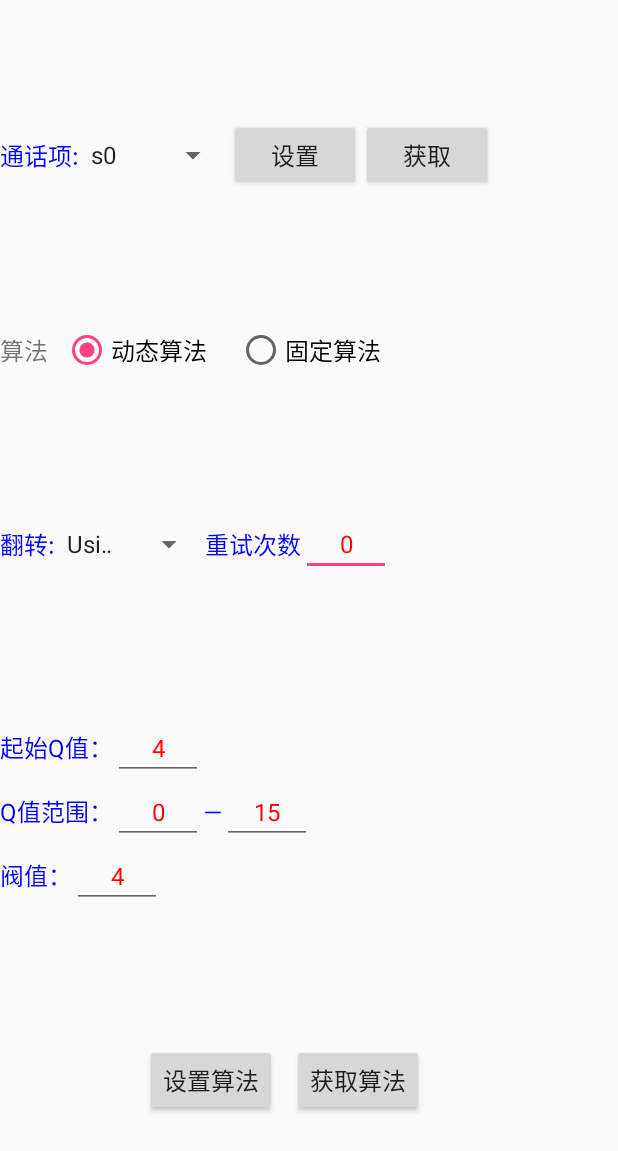
After one commit to SpeedataApp/UHF_AS_New, an Android app: the layout inventory_setting.xml on its own in the app's theme, with its tools: preview values and no code run, on a phone screen of 412 x 824 dp. The commit adds this screen. Shown: the top 1151 px of the screen. Run offline under Robolectric (Android 15) with nearby library versions, the phone set to English and light mode, and no system bars.

Commit message:
zzc:添加动态和固定算法功能，优化盘点卡顿挂死现象

```diff
--- a/app/build.gradle
+++ b/app/build.gradle
@@ -7,7 +7,7 @@ android {
         minSdkVersion 15
         targetSdkVersion 28
         versionCode 3
-        versionName "NEW2.0"
+        versionName "NEW2.1"
         ndk {
             // 设置支持的SO库架构
             abiFilters 'armeabi' //, 'x86', 'armeabi-v7a', 'x86_64', 'arm64-v8a'
@@ -38,7 +38,7 @@ dependencies {
     testImplementation 'junit:junit:4.12'
     api 'org.greenrobot:eventbus:3.0.0'
     //7.6.9
-    implementation 'com.github.speedatag:uhf:7.7.9'
+    implementation 'com.github.speedatag:uhf:7.8.0'
     api 'com.github.SpeedataG:Device:1.6.4'
     //引用超高频不需要引用下面
     api 'com.tencent.bugly:nativecrashreport:3.3.1'
--- /dev/null
+++ b/app/src/main/res/layout/inventory_setting.xml
@@ -0,0 +1,254 @@
+<?xml version="1.0" encoding="utf-8"?>
+<LinearLayout
+    xmlns:android="http://schemas.android.com/apk/res/android"
+    xmlns:app="http://schemas.android.com/apk/res-auto"
+    xmlns:tools="http://schemas.android.com/tools"
+    android:layout_width="380dp"
+    android:layout_height="match_parent"
+    android:orientation="vertical">
+
+
+    <LinearLayout
+        android:layout_width="match_parent"
+        android:layout_height="0dp"
+        android:layout_weight="1"
+        android:gravity="center_vertical"
+        android:orientation="horizontal">
+
+        <TextView
+            style="@style/TextBlueStyle"
+            android:text="通话项:"/>
+
+        <Spinner
+            android:id="@+id/sp_session"
+            style="@style/SpinnerDefaultStyle"
+            android:entries="@array/arr_Session"/>
+
+
+        <Button
+            android:id="@+id/set_session"
+            style="@style/ButtonStyle"
+            android:text="设置"/>
+
+        <Button
+            android:id="@+id/get_session"
+            style="@style/ButtonStyle"
+            android:text="获取"/>
+    </LinearLayout>
+
+
+    <LinearLayout
+        android:layout_width="match_parent"
+        android:layout_height="wrap_content"
+        android:gravity="center_vertical"
+        android:orientation="horizontal">
+
+        <TextView
+            android:layout_width="wrap_content"
+            android:layout_height="match_parent"
+            android:gravity="center"
+            android:text="算法"
+            android:textSize="@dimen/TextSize"/>
+
+        <RadioGroup
+
+            android:layout_width="wrap_content"
+            android:layout_height="wrap_content"
+            android:orientation="horizontal">
+
+            <RadioButton
+                android:id="@+id/rb_dynamic_algorithm"
+                android:layout_width="wrap_content"
+                android:layout_height="wrap_content"
+                android:layout_margin="10dp"
+                android:checked="true"
+                android:text="动态算法"
+                android:textSize="@dimen/TextSize"/>
+
+            <RadioButton
+                android:id="@+id/rb_fixed_algorithm"
+                android:layout_width="wrap_content"
+                android:layout_height="wrap_content"
+                android:layout_margin="10dp"
+                android:text="固定算法"
+                android:textSize="@dimen/TextSize"/>
+
+        </RadioGroup>
+    </LinearLayout>
+
+
+    <LinearLayout
+        android:layout_width="match_parent"
+        android:layout_height="0dp"
+        android:layout_weight="1"
+        android:gravity="center_vertical"
+        android:orientation="horizontal">
+
+
+        <TextView
+            style="@style/TextBlueStyle"
+            android:text="翻转:"/>
+
+        <Spinner
+            android:id="@+id/sp_target"
+            style="@style/SpinnerDefaultStyle"
+            android:entries="@array/arr_target"/>
+
+
+        <TextView
+            style="@style/TextBlueStyle"
+            android:text="重试次数"/>
+
+        <EditText
+            android:id="@+id/et_try"
+            style="@style/EditStyle_w_40"
+            android:ems="3"
+            android:gravity="center"
+            android:inputType="number"
+            android:text="0"/>
+
+
+    </LinearLayout>
+
+    <LinearLayout
+        android:id="@+id/dynamic_algorithm_layout"
+        android:layout_width="match_parent"
+        android:layout_height="150dp"
+        android:gravity="center_vertical"
+        android:orientation="vertical">
+
+        <LinearLayout
+            android:layout_width="match_parent"
+            android:layout_height="wrap_content"
+            android:orientation="horizontal">
+
+            <TextView
+                style="@style/TextBlueStyle"
+                android:text="起始Q值："/>
+
+            <EditText
+                android:id="@+id/et_start_q"
+                style="@style/EditStyle_w_40"
+                android:ems="3"
+                android:gravity="center"
+                android:inputType="number"
+                android:text="4"/>
+
+
+        </LinearLayout>
+
+        <LinearLayout
+            android:layout_width="match_parent"
+            android:layout_height="wrap_content"
+            android:orientation="horizontal">
+
+            <TextView
+                style="@style/TextBlueStyle"
+                android:text="Q值范围："/>
+
+            <EditText
+                android:id="@+id/et_min_value"
+                style="@style/EditStyle_w_40"
+                android:ems="3"
+                android:gravity="center"
+                android:inputType="number"
+                android:text="0"/>
+
+            <TextView
+                style="@style/TextBlueStyle"
+                android:text="—"/>
+
+            <EditText
+                android:id="@+id/et_max_value"
+                style="@style/EditStyle_w_40"
+                android:ems="3"
+                android:gravity="center"
+                android:inputType="number"
+                android:text="15"/>
+        </LinearLayout>
+
+        <LinearLayout
+            android:layout_width="match_parent"
+            android:layout_height="wrap_content"
+            android:orientation="horizontal">
+
+            <TextView
+                style="@style/TextBlueStyle"
+                android:text="阀值："/>
+
+            <EditText
+                android:id="@+id/et_threshold"
+                style="@style/EditStyle_w_40"
+                android:ems="3"
+                android:gravity="center"
+                android:inputType="number"
+                android:text="4"/>
+
+        </LinearLayout>
+    </LinearLayout>
+
+
+    <LinearLayout
+        android:id="@+id/fixed_algorithm_layout"
+        android:layout_width="match_parent"
+        android:layout_height="0dp"
+        android:layout_weight="2"
+        android:gravity="center_vertical"
+        android:orientation="vertical"
+        android:visibility="gone">
+
+        <LinearLayout
+            android:layout_width="match_parent"
+            android:layout_height="wrap_content"
+            android:orientation="horizontal">
+
+            <TextView
+                style="@style/TextBlueStyle"
+                android:text="Q值："/>
+
+            <EditText
+                android:id="@+id/et_q_value"
+                style="@style/EditStyle_w_40"
+                android:ems="3"
+                android:inputType="number"
+                android:text="4"/>
+        </LinearLayout>
+
+        <LinearLayout
+            android:layout_width="match_parent"
+            android:layout_height="wrap_content"
+            android:orientation="horizontal">
+
+            <TextView
+                style="@style/TextBlueStyle"
+                android:text="是否重复:"/>
+
+            <Spinner
+                android:id="@+id/sp_repeat"
+                style="@style/SpinnerDefaultStyle"
+                android:entries="@array/arr_repeat"/>
+        </LinearLayout>
+
+
+    </LinearLayout>
+
+    <LinearLayout
+        android:layout_width="match_parent"
+        android:layout_height="0dp"
+        android:layout_weight="1"
+        android:gravity="center"
+        android:orientation="horizontal">
+
+        <Button
+            android:id="@+id/set_algorithm"
+            style="@style/ButtonStyle"
+            android:text="设置算法"/>
+
+        <Button
+            android:id="@+id/get_algorithm"
+            style="@style/ButtonStyle"
+            android:layout_marginLeft="10dp"
+            android:text="获取算法"/>
+    </LinearLayout>
+
+</LinearLayout>
--- a/app/src/main/res/values/colors.xml
+++ b/app/src/main/res/values/colors.xml
@@ -5,4 +5,6 @@
     <color name="colorAccent">#FF4081</color>
     <color name="commom_text_color">#000000</color>
     <color name="text_white">#FFFFFF</color>
+    <color name="blue">#0000FF</color>
+    <color name="red">#FF0000</color>
 </resources>
--- a/app/src/main/res/values/dimens.xml
+++ b/app/src/main/res/values/dimens.xml
@@ -2,4 +2,8 @@
     <!-- Default screen margins, per the Android Design guidelines. -->
     <dimen name="activity_horizontal_margin">16dp</dimen>
     <dimen name="activity_vertical_margin">16dp</dimen>
+
+    <dimen name="TextSize">16sp</dimen>
+    <dimen name="spinner_width_100">100dp</dimen>
+    <dimen name="spinner_width_60">60dp</dimen>
 </resources>
--- a/app/src/main/res/values/strings.xml
+++ b/app/src/main/res/values/strings.xml
@@ -100,4 +100,24 @@
     <string name="set_success">Setting Success</string>
     <string name="dialog_dir_epc">Fill in the EPC you are looking for</string>
     <string name="dialog_dir_seek">Find Now</string>
+
+    <string name="setInv">Inventory Settings</string>
+
+    <string-array name="arr_Session">
+        <item>s0</item>
+        <item>s1</item>
+        <item>s2</item>
+        <item>s3</item>
+    </string-array>
+
+    <string-array name="arr_target">
+        <item>Using</item>
+        <item>Forbidden</item>
+    </string-array>
+
+    <string-array name="arr_repeat">
+        <item>Forbidden</item>
+        <item>Using</item>
+    </string-array>
+
 </resources>
--- a/app/src/main/res/values/styles.xml
+++ b/app/src/main/res/values/styles.xml
@@ -8,4 +8,34 @@
         <item name="colorAccent">@color/colorAccent</item>
     </style>
 
+    <style name="TextBlueStyle">
+        <item name="android:textColor">@color/blue</item>
+        <item name="android:textSize">@dimen/TextSize</item>
+        <item name="android:gravity">center_horizontal</item>
+        <item name="android:layout_height">wrap_content</item>
+        <item name="android:layout_width">wrap_content</item>
+    </style>
+
+
+    <style name="ButtonStyle">
+        <item name="android:layout_width">wrap_content</item>
+        <item name="android:layout_height">wrap_content</item>
+        <item name="android:textSize">@dimen/TextSize</item>
+    </style>
+
+    <style name="SpinnerDefaultStyle">
+        <item name="android:textSize">@dimen/TextSize</item>
+        <item name="android:layout_height">wrap_content</item>
+        <item name="android:layout_width">@dimen/spinner_width_100</item>
+        <item name="android:textColor">@color/red</item>
+    </style>
+
+
+    <style name="EditStyle_w_40">
+        <item name="android:textSize">@dimen/TextSize</item>
+        <item name="android:layout_height">wrap_content</item>
+        <item name="android:layout_width">@dimen/spinner_width_60</item>
+        <item name="android:textColor">@color/red</item>
+    </style>
+
 </resources>
```
Also changed, not shown: app/src/main/java/com/speedata/uhf/MainActivity.java (+7 -0 lines), app/src/main/java/com/speedata/uhf/MyApp.java (+23 -4 lines), app/src/main/java/com/speedata/uhf/dialog/InventorySettingDialog.java (added, +275 -0 lines), app/src/main/res/layout/main.xml (+19 -3 lines), 1 other file.
